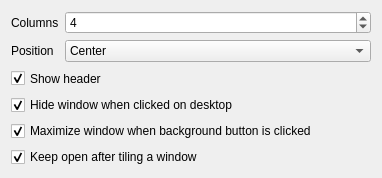
Qt form package/contents/ui/config.ui (qewer33/Exquisite) before a commit.
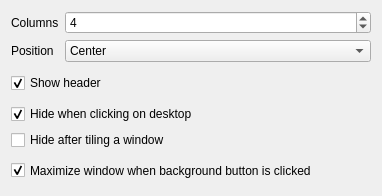
The same form after that commit.

Commit message: rename config options

The edit to the form file:
```diff
--- a/package/contents/ui/config.ui
+++ b/package/contents/ui/config.ui
@@ -7,7 +7,7 @@
     <x>0</x>
     <y>0</y>
     <width>382</width>
-    <height>178</height>
+    <height>196</height>
    </rect>
   </property>
   <layout class="QVBoxLayout" name="verticalLayout">
@@ -104,13 +104,23 @@
    <item>
     <widget class="QCheckBox" name="kcfg_hideOnDesktopClick">
      <property name="text">
-      <string>Hide window when clicked on desktop</string>
+      <string>Hide when clicking on desktop</string>
      </property>
      <property name="checked">
       <bool>true</bool>
      </property>
     </widget>
    </item>
+   <item>
+    <widget class="QCheckBox" name="kcfg_hideOnFirstTile">
+     <property name="text">
+      <string>Hide after tiling a window</string>
+     </property>
+     <property name="checked">
+      <bool>false</bool>
+     </property>
+    </widget>
+   </item>
    <item>
     <widget class="QCheckBox" name="kcfg_maximizeOnBackgroundClick">
      <property name="sizePolicy">
@@ -127,16 +137,6 @@
      </property>
     </widget>
    </item>
-   <item>
-    <widget class="QCheckBox" name="kcfg_keepOpen">
-     <property name="text">
-      <string>Keep open after tiling a window</string>
-     </property>
-     <property name="checked">
-      <bool>true</bool>
-     </property>
-    </widget>
-   </item>
   </layout>
  </widget>
  <resources/>
```
The commit also changes 3 other files.
